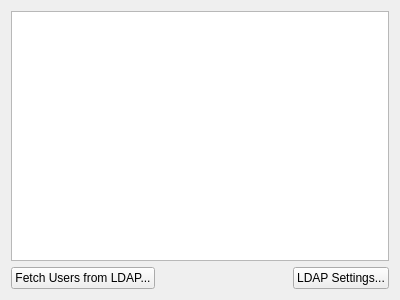
The window that client/src/ui/widgets/settings/user_management_widget.ui (networkoptix/nx_open) describes before a commit, drawn with Qt 5.
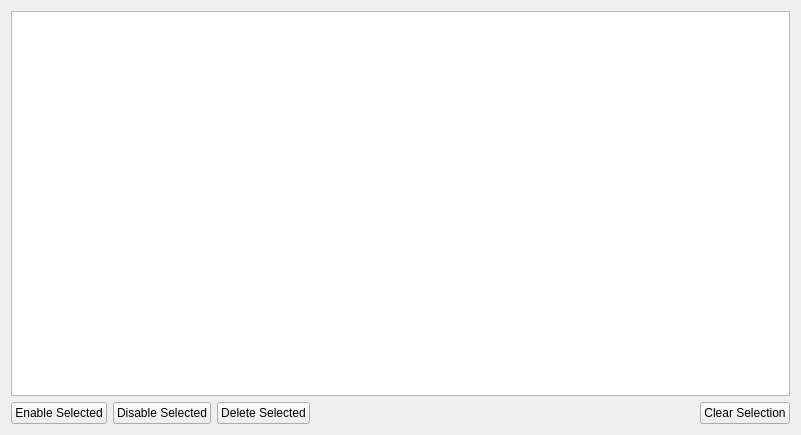
The same window after the commit. The open tabs and pages were chosen to show the change.

Commit message:
VMS-494: Implement batch operations on users management form
<==== Mercurial data ====>
Branch: dev_2.4.0_gui

The edit to the form file:
```diff
--- a/client/src/ui/widgets/settings/user_management_widget.ui
+++ b/client/src/ui/widgets/settings/user_management_widget.ui
@@ -6,11 +6,11 @@
    <rect>
     <x>0</x>
     <y>0</y>
-    <width>400</width>
-    <height>300</height>
+    <width>801</width>
+    <height>435</height>
    </rect>
   </property>
-  <layout class="QVBoxLayout" name="verticalLayout">
+  <layout class="QVBoxLayout" name="verticalLayout" stretch="1,0">
    <item>
     <widget class="QTableView" name="usersTable">
      <property name="selectionMode">
@@ -25,9 +25,26 @@
     </widget>
    </item>
    <item>
-    <layout class="QHBoxLayout" name="horizontalLayout">
+    <widget class="QStackedWidget" name="actionsWidget">
+     <property name="currentIndex">
+      <number>0</number>
+     </property>
+     <widget class="QWidget" name="defaultPage">
+      <layout class="QHBoxLayout" name="horizontalLayout_2">
+       <property name="leftMargin">
+        <number>0</number>
+       </property>
+       <property name="topMargin">
+        <number>0</number>
+       </property>
+       <property name="rightMargin">
+        <number>0</number>
+       </property>
+       <property name="bottomMargin">
+        <number>0</number>
+       </property>
      <item>
-      <widget class="QPushButton" name="fetchButton">
+        <widget class="QPushButton" name="createUserButton">
        <property name="text">
         <string>Fetch Users from LDAP...</string>
        </property>
@@ -53,7 +70,73 @@
        </property>
       </widget>
      </item>
-    </layout>
+       <item>
+        <widget class="QPushButton" name="fetchButton">
+         <property name="text">
+          <string>Fetch Users from LDAP...</string>
+         </property>
+        </widget>
+       </item>
+      </layout>
+     </widget>
+     <widget class="QWidget" name="selectionPage">
+      <layout class="QHBoxLayout" name="horizontalLayout">
+       <property name="leftMargin">
+        <number>0</number>
+       </property>
+       <property name="topMargin">
+        <number>0</number>
+       </property>
+       <property name="rightMargin">
+        <number>0</number>
+       </property>
+       <property name="bottomMargin">
+        <number>0</number>
+       </property>
+       <item>
+        <widget class="QPushButton" name="enableSelectedButton">
+         <property name="text">
+          <string>Enable Selected</string>
+         </property>
+        </widget>
+       </item>
+       <item>
+        <widget class="QPushButton" name="disableSelectedButton">
+         <property name="text">
+          <string>Disable Selected</string>
+         </property>
+        </widget>
+       </item>
+       <item>
+        <widget class="QPushButton" name="deleteSelectedButton">
+         <property name="text">
+          <string>Delete Selected</string>
+         </property>
+        </widget>
+       </item>
+       <item>
+        <spacer name="horizontalSpacer_2">
+         <property name="orientation">
+          <enum>Qt::Horizontal</enum>
+         </property>
+         <property name="sizeHint" stdset="0">
+          <size>
+           <width>424</width>
+           <height>20</height>
+          </size>
+         </property>
+        </spacer>
+       </item>
+       <item>
+        <widget class="QPushButton" name="clearSelectionButton">
+         <property name="text">
+          <string>Clear Selection</string>
+         </property>
+        </widget>
+       </item>
+      </layout>
+     </widget>
+    </widget>
    </item>
   </layout>
  </widget>
```
Left out of the diff: 4 changed lines with no effect on the pictures. Lines whose indentation alone changed are shown as unchanged. The commit also changes 6 other files.
